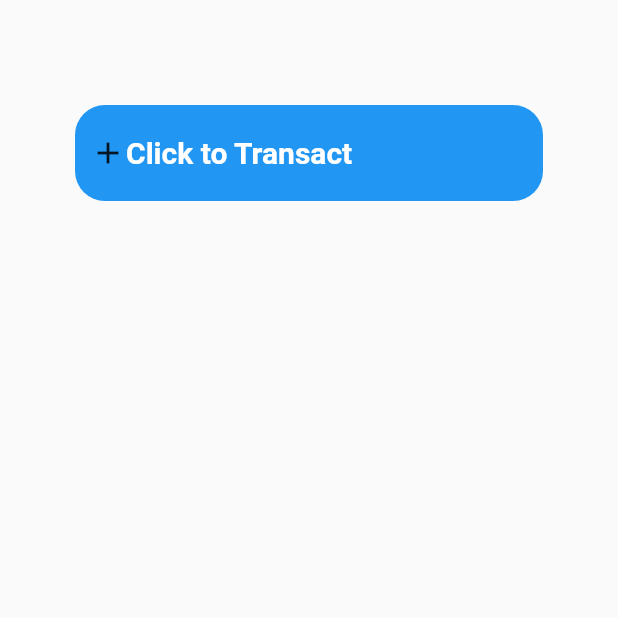
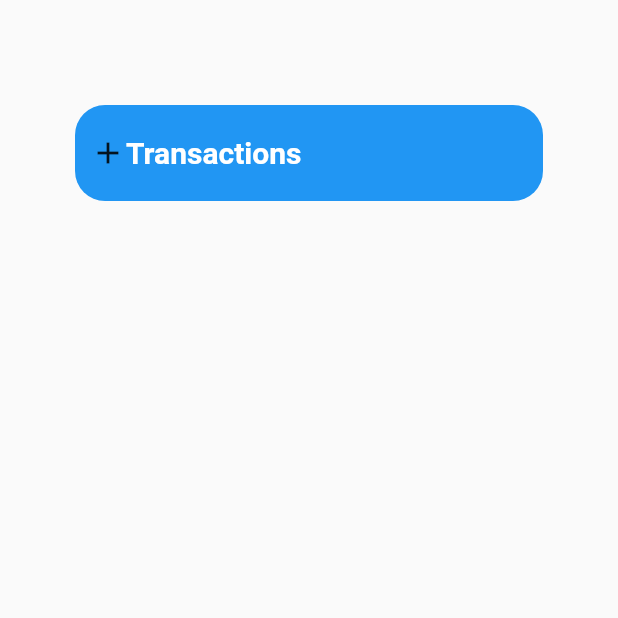
Before and after one commit to KshitizGoel/Flutter_Soldity_Dapp, a Flutter app: the screen it shows after launch, on a phone screen of 412 x 824 dp, the top half of it. Run offline on Flutter 3.47's test engine with Material 2 defaults, Android fonts, the phone set to English and light mode, and no system bars.

Commit message:
Initial commit -02

```diff
--- a/lib/main.dart
+++ b/lib/main.dart
@@ -59,7 +59,7 @@ class _HomeScreenState extends State<HomeScreen> {
                 height: 20,
               ),
               Text(
-                'Click to Transact',
+                'Transactions',
                 style: TextStyle(
                     fontWeight: FontWeight.bold,
                     fontSize: 20,
```
